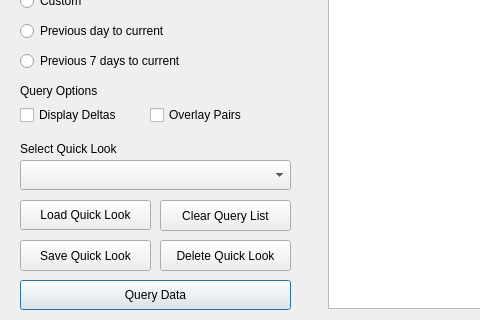
S31F3R/DataDoctor, file ui/winQuery.ui: the form before one commit; both pictures show x 0 to 480 and y 320 to 640 of the 800 by 640 pixel window.
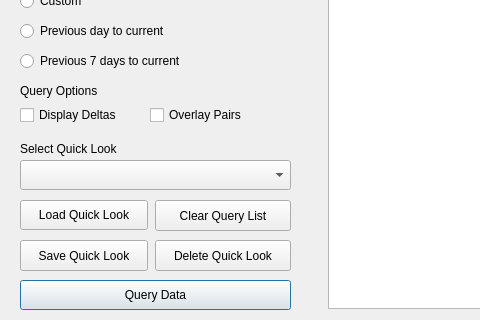
The form after the commit. Icons and pictures are not drawn.

Commit message: Increased btnRemoveQuery size

```diff
--- a/ui/winQuery.ui
+++ b/ui/winQuery.ui
@@ -210,7 +210,7 @@
      <rect>
       <x>20</x>
       <y>560</y>
-      <width>131</width>
+      <width>128</width>
       <height>31</height>
      </rect>
     </property>
@@ -252,7 +252,7 @@
      <rect>
       <x>20</x>
       <y>520</y>
-      <width>131</width>
+      <width>128</width>
       <height>30</height>
      </rect>
     </property>
@@ -266,9 +266,9 @@
    <widget class="QPushButton" name="btnClearQuery">
     <property name="geometry">
      <rect>
-      <x>160</x>
+      <x>155</x>
       <y>520</y>
-      <width>131</width>
+      <width>136</width>
       <height>31</height>
      </rect>
     </property>
@@ -718,9 +718,9 @@
    <widget class="QPushButton" name="btnDeleteQuickLook">
     <property name="geometry">
      <rect>
-      <x>160</x>
+      <x>155</x>
       <y>560</y>
-      <width>131</width>
+      <width>136</width>
       <height>31</height>
      </rect>
     </property>
```
